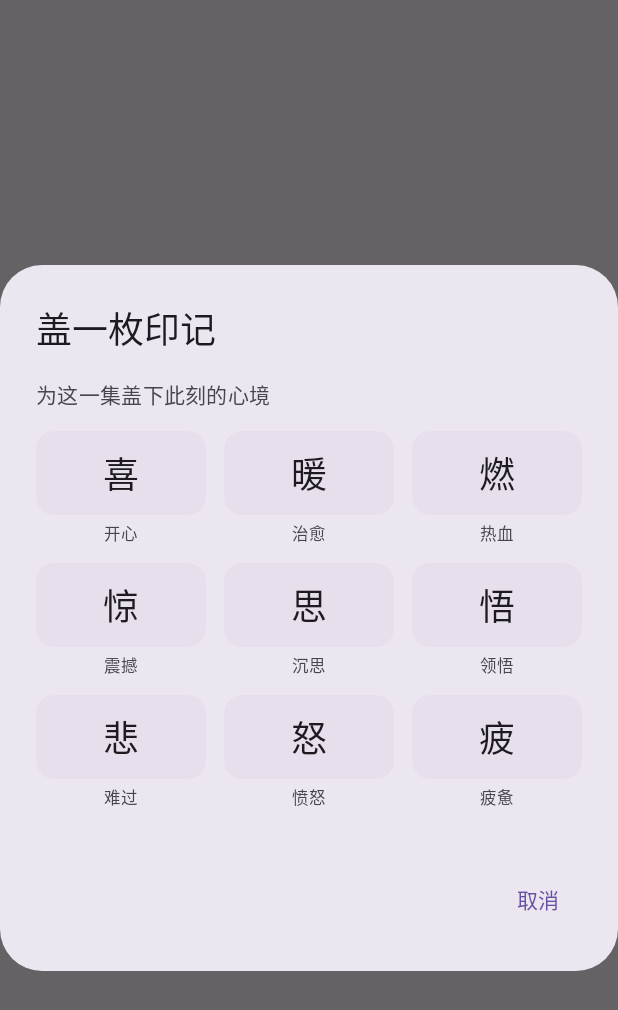
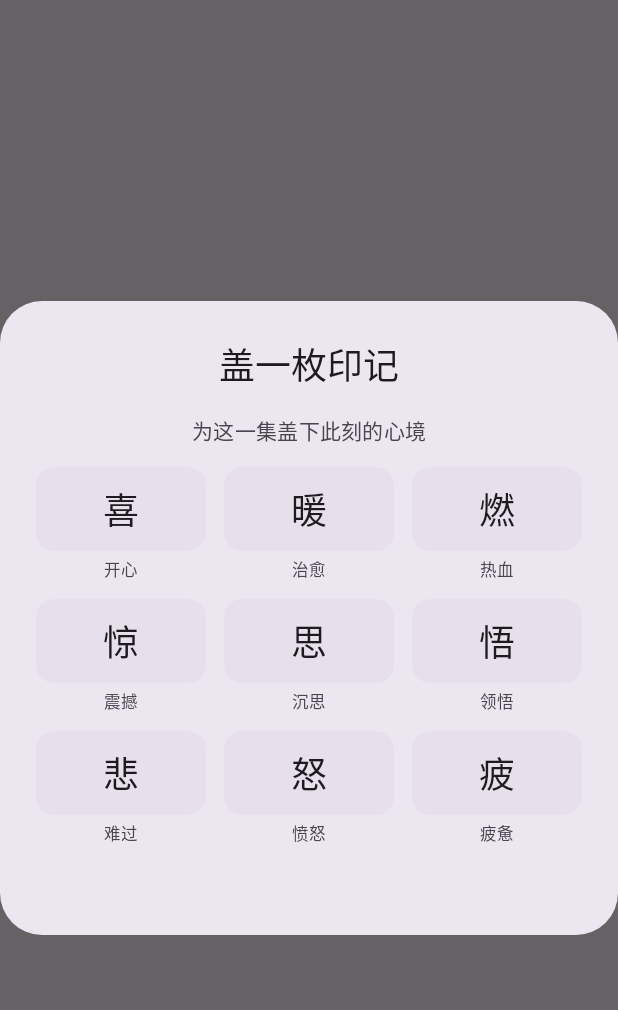
Before and after one commit to cxyxlxdm/reverb, an Android app built with Jetpack Compose: the composable SealDialog called with empty values, on a phone screen of 412 x 824 dp. Shown: the top 1010 px of the screen. Run offline under Robolectric (Android 15) with nearby library versions, the phone set to English and light mode, and no system bars; 6 statements that could not run were skipped.

```diff
--- a/app/src/main/java/com/yuyin/reverb/ui/screens/PlayerScreen.kt
+++ b/app/src/main/java/com/yuyin/reverb/ui/screens/PlayerScreen.kt
@@ -39,7 +39,6 @@ import androidx.compose.material3.Slider
 import androidx.compose.material3.SliderDefaults
 import androidx.compose.material3.Surface
 import androidx.compose.material3.Text
-import androidx.compose.material3.TextButton
 import androidx.compose.runtime.Composable
 import androidx.compose.runtime.getValue
 import androidx.compose.runtime.mutableStateOf
@@ -397,15 +396,27 @@ private val SEALS = listOf(
     "悲" to "难过", "怒" to "愤怒", "疲" to "疲惫"
 )
 
-/** 盖章选择:3×3 水墨情绪印章(附小字),已盖可改或撤。 */
+/** 盖章选择:3×3 水墨情绪印章(附小字)。点选即盖,再点同一枚即取消;点外部关闭。 */
 @Composable
 private fun SealDialog(current: String?, onPick: (String) -> Unit, onRemove: () -> Unit, onDismiss: () -> Unit) {
     androidx.compose.material3.AlertDialog(
         onDismissRequest = onDismiss,
-        title = { Text(stringResource(R.string.stamp_title)) },
+        title = {
+            Text(
+                stringResource(R.string.stamp_title),
+                modifier = Modifier.fillMaxWidth(),
+                textAlign = TextAlign.Center
+            )
+        },
         text = {
-            Column {
-                Text(stringResource(R.string.stamp_hint), style = MaterialTheme.typography.bodyMedium, color = MaterialTheme.colorScheme.onSurfaceVariant)
+            Column(horizontalAlignment = Alignment.CenterHorizontally) {
+                Text(
+                    stringResource(R.string.stamp_hint),
+                    style = MaterialTheme.typography.bodyMedium,
+                    color = MaterialTheme.colorScheme.onSurfaceVariant,
+                    modifier = Modifier.fillMaxWidth(),
+                    textAlign = TextAlign.Center
+                )
                 Spacer(Modifier.height(14.dp))
                 SEALS.chunked(3).forEach { row ->
                     Row(
@@ -425,7 +436,7 @@ private fun SealDialog(current: String?, onPick: (String) -> Unit, onRemove: ()
                                         .fillMaxWidth()
                                         .height(56.dp)
                                         .clip(RoundedCornerShape(12.dp))
-                                        .clickable { onPick(s) }
+                                        .clickable { if (sel) onRemove() else onPick(s) } // 再点同一枚即取消
                                 ) {
                                     Box(contentAlignment = Alignment.Center) {
                                         Text(
@@ -448,10 +459,7 @@ private fun SealDialog(current: String?, onPick: (String) -> Unit, onRemove: ()
                 }
             }
         },
-        confirmButton = {
-            if (current != null) TextButton(onClick = onRemove) { Text(stringResource(R.string.stamp_remove)) }
-        },
-        dismissButton = { TextButton(onClick = onDismiss) { Text(stringResource(R.string.action_cancel)) } }
+        confirmButton = {} // 无需按钮:点选即生效,点外部关闭
     )
 }
 
```
